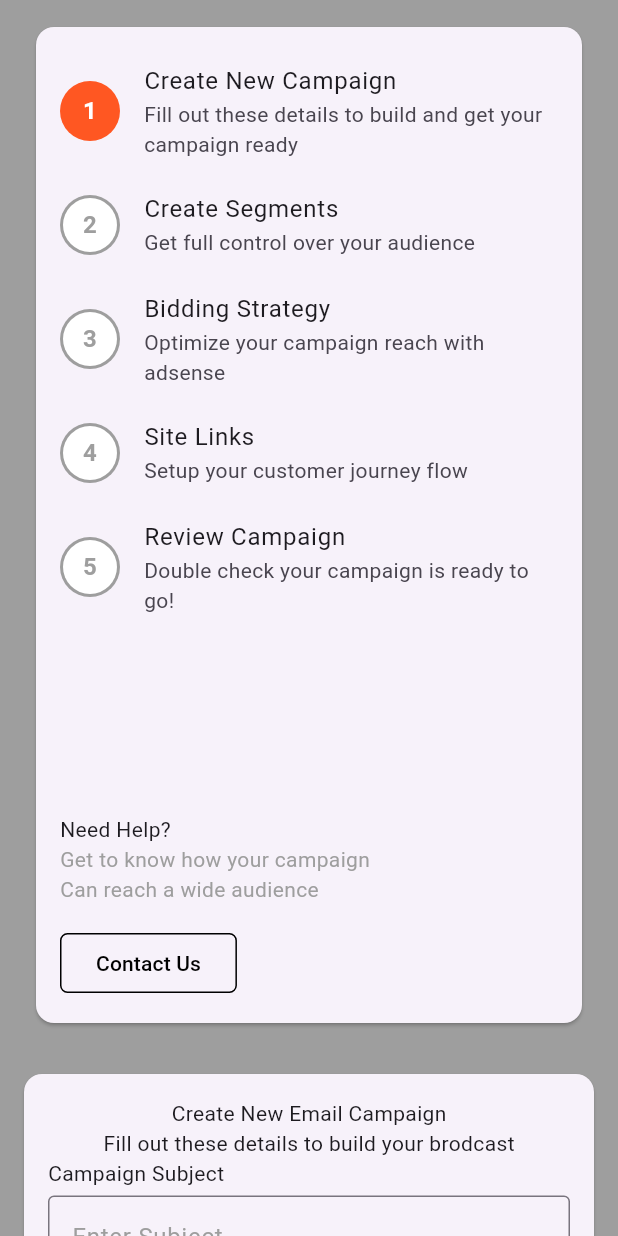
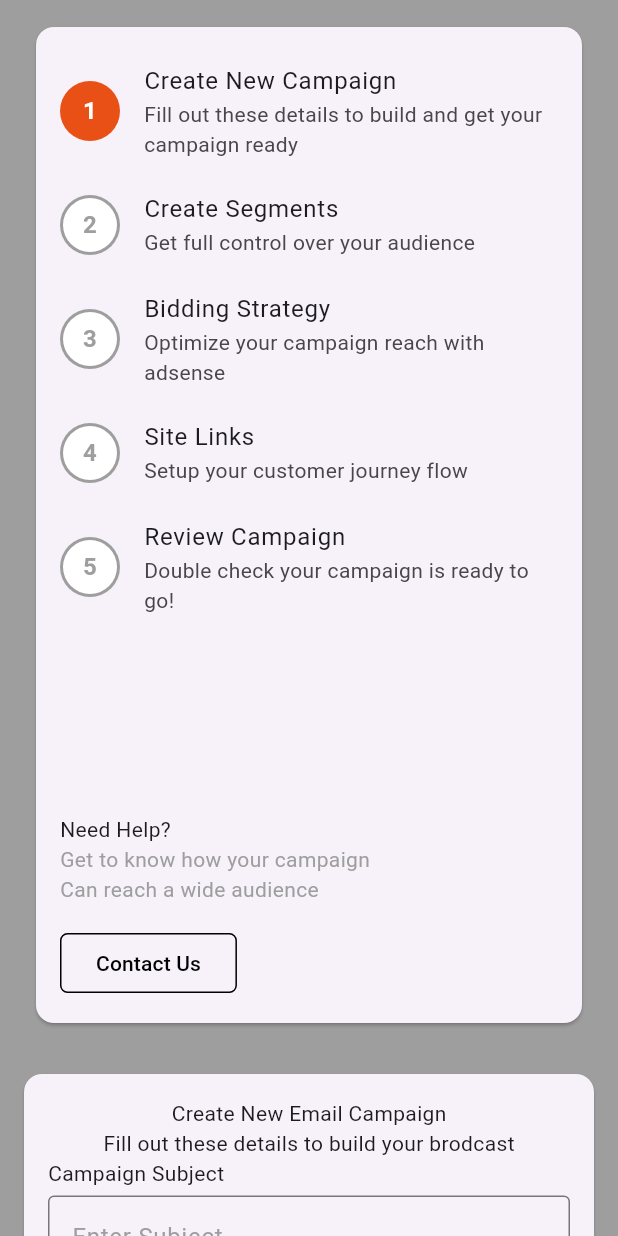
Before and after one commit to rashidmrck/mvvp_riverpod_machine_test, a Flutter app: the screen it shows after launch, on a phone screen of 412 x 824 dp. Run offline on Flutter 3.47's test engine with Material 3 defaults, Android fonts, the light colour scheme and no system bars; our stand-ins replace flutter_riverpod, freezed_annotation, shared_preferences.

Commit message:
color variable added

```diff
--- a/lib/const.dart
+++ b/lib/const.dart
@@ -1 +1,4 @@
+import 'package:flutter/material.dart';
+
 const padding = 16.0;
+const colorOrange = Color(0xFFE95016);
--- a/lib/screens/view/widgets/custom_button.dart
+++ b/lib/screens/view/widgets/custom_button.dart
@@ -1,4 +1,5 @@
 import 'package:flutter/material.dart';
+import 'package:mvvp_riverpod_machine_test/const.dart';
 
 class CustomButton extends StatelessWidget {
   final bool filled;
@@ -23,15 +24,15 @@ class CustomButton extends StatelessWidget {
         shape: RoundedRectangleBorder(
           borderRadius: BorderRadius.circular(5),
         ),
-        backgroundColor: filled ? Colors.deepOrange : null,
+        backgroundColor: filled ? colorOrange : null,
         side: BorderSide(
-          color: borderSideColor ?? Colors.deepOrange,
+          color: borderSideColor ?? colorOrange,
         ),
       ),
       child: Text(
         text,
         style: TextStyle(
-          color: filled ? Colors.white : textColor ?? Colors.deepOrange,
+          color: filled ? Colors.white : textColor ?? colorOrange,
         ),
       ),
     );
--- a/lib/screens/view/widgets/custom_list_tile.dart
+++ b/lib/screens/view/widgets/custom_list_tile.dart
@@ -1,4 +1,5 @@
 import 'package:flutter/material.dart';
+import 'package:mvvp_riverpod_machine_test/const.dart';
 
 class CustomeListTile extends StatelessWidget {
   final String title;
@@ -20,9 +21,9 @@ class CustomeListTile extends StatelessWidget {
       contentPadding: EdgeInsets.zero,
       leading: CircleAvatar(
         radius: 20,
-        backgroundColor: selected ? Colors.deepOrange : Colors.grey,
+        backgroundColor: selected ? colorOrange : Colors.grey,
         child: CircleAvatar(
-          backgroundColor: selected ? Colors.deepOrange : Colors.white,
+          backgroundColor: selected ? colorOrange : Colors.white,
           radius: 18,
           child: Center(
             child: Text(
--- a/lib/screens/view/widgets/custome_text_field.dart
+++ b/lib/screens/view/widgets/custome_text_field.dart
@@ -1,4 +1,5 @@
 import 'package:flutter/material.dart';
+import 'package:mvvp_riverpod_machine_test/const.dart';
 
 class CustomTextField extends StatelessWidget {
   final String label;
@@ -40,7 +41,7 @@ class CustomTextField extends StatelessWidget {
           decoration: InputDecoration(
             border: const OutlineInputBorder(),
             focusedBorder: const OutlineInputBorder(
-              borderSide: BorderSide(color: Colors.deepOrange),
+              borderSide: BorderSide(color: colorOrange),
             ),
             hintText: hintText,
             helperText: helperText,
--- a/lib/screens/view/widgets/switch_text.dart
+++ b/lib/screens/view/widgets/switch_text.dart
@@ -1,5 +1,6 @@
 
 import 'package:flutter/material.dart';
+import 'package:mvvp_riverpod_machine_test/const.dart';
 
 class SwitchWithText extends StatelessWidget {
   final String label;
@@ -21,7 +22,7 @@ class SwitchWithText extends StatelessWidget {
         Text(label),
         Switch(
           value: value,
-          activeTrackColor: Colors.deepOrange,
+          activeTrackColor: colorOrange,
           activeColor: Colors.white,
           onChanged: onChanged,
         ),
```
